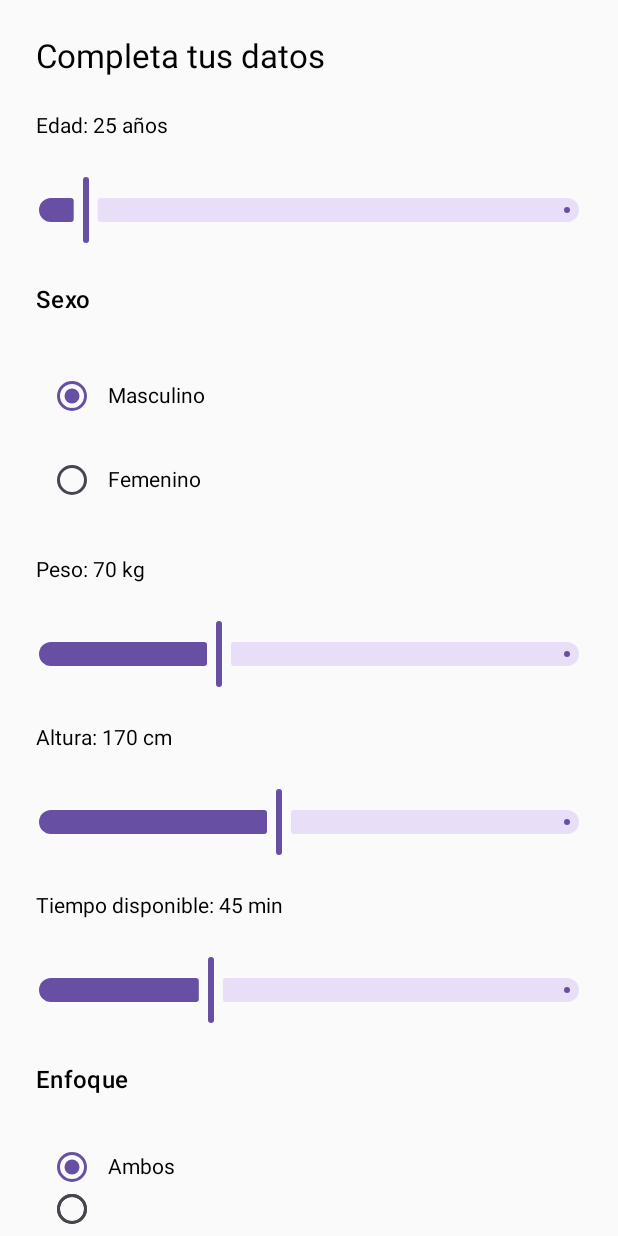
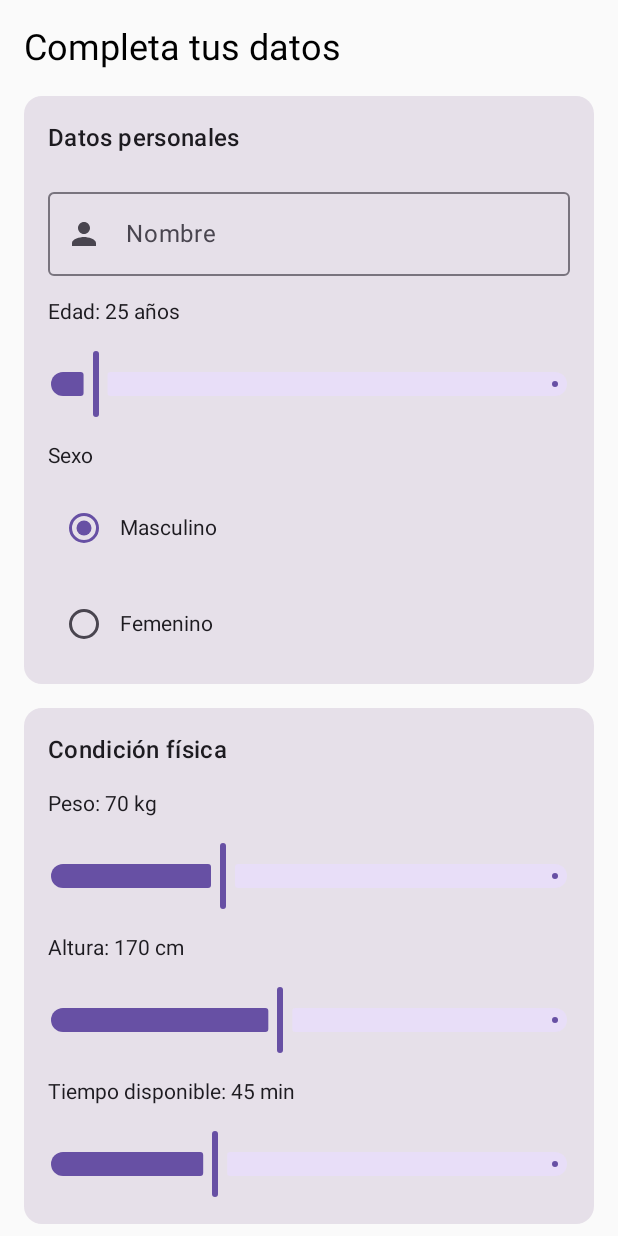
Before and after one commit to AlbaPalacios12/FITAI, an Android app built with Jetpack Compose: the screen it shows after launch (MainActivity), after a tap on "Comenzar", on a phone screen of 412 x 824 dp. Run offline under Robolectric (Android 15) with nearby library versions, the phone set to English and light mode, and no system bars; our stand-ins replace Firebase (no records; nobody signed in at launch, a user with empty details on screens opened directly).

Commit message:
Navegacion ya hacia delante y atras Pantalla de menu y de rutina creadas Se le da formato con cards a la de registro

```diff
--- a/app/build.gradle.kts
+++ b/app/build.gradle.kts
@@ -60,6 +60,7 @@ dependencies {
     implementation(libs.androidx.ui.graphics)
     implementation(libs.androidx.ui.tooling.preview)
     implementation(libs.androidx.material3)
+    implementation(libs.androidx.navigation.compose)
     testImplementation(libs.junit)
     androidTestImplementation(libs.androidx.junit)
     androidTestImplementation(libs.androidx.espresso.core)
--- a/app/src/main/java/com/example/fitai/MainActivity.kt
+++ b/app/src/main/java/com/example/fitai/MainActivity.kt
@@ -1,56 +1,122 @@
 package com.example.fitai
 
+import Registro
 import android.os.Bundle
 import android.util.Log
 import androidx.activity.ComponentActivity
 import androidx.activity.compose.setContent
 import androidx.compose.foundation.layout.Box
 import androidx.compose.foundation.layout.fillMaxSize
+import androidx.compose.material3.CircularProgressIndicator
 import androidx.compose.material3.MaterialTheme
 import androidx.compose.material3.Text
+import androidx.compose.runtime.LaunchedEffect
 import androidx.compose.runtime.getValue
 import androidx.compose.runtime.mutableStateOf
 import androidx.compose.runtime.remember
 import androidx.compose.runtime.setValue
 import androidx.compose.ui.Alignment
 import androidx.compose.ui.Modifier
+import androidx.navigation.compose.NavHost
+import androidx.navigation.compose.composable
+import androidx.navigation.compose.rememberNavController
+import com.example.fitai.data.model.Ejercicio
+import com.example.fitai.data.model.RutinaGenerada
+import com.example.fitai.data.model.Usuario
 import com.example.fitai.ui.theme.screens.PantallaBienvenida
-import com.example.fitai.ui.theme.screens.Registro
+import com.example.fitai.ui.theme.screens.PantallaMenu
+import com.example.fitai.ui.theme.screens.Rutina
 import com.google.firebase.Firebase
 import com.google.firebase.FirebaseApp
 import com.google.firebase.firestore.firestore
+import kotlinx.coroutines.delay
 
 class MainActivity : ComponentActivity() {
     override fun onCreate(savedInstanceState: Bundle?) {
         super.onCreate(savedInstanceState)
+
         FirebaseApp.initializeApp(this)
         setContent {
-            var pantallaActual by remember { mutableStateOf("bienvenida") }
+            //para poder retroceder tenemos que incluir un navController (hay que importar esta dependencia)
+            val navController = rememberNavController()
+            var usuarioRegistrado by remember { mutableStateOf<Usuario?>(null) }
+            var rutinaGenerada by remember { mutableStateOf<RutinaGenerada?>(null) }
+            var ejercicios by remember { mutableStateOf<List<Ejercicio>>(emptyList()) }
 
-            when (pantallaActual) {
-                "bienvenida" -> PantallaBienvenida {
-                    pantallaActual = "registro"
+            //para cargar los ejercicios desde Firestore al iniciar la app
+            LaunchedEffect(Unit) {
+                Firebase.firestore.collection("ejercicios")
+                    .get()
+                    .addOnSuccessListener { result ->
+                        ejercicios = result.toObjects(Ejercicio::class.java)
+                        Log.d("Firestore", "Ejercicios cargados correctamente")
+                    }
+            }
+
+            NavHost(navController = navController, startDestination = "bienvenida") {
+                composable("bienvenida") {
+                    PantallaBienvenida(navController)
                 }
 
-                "registro" -> Registro { datos ->
-                    Firebase.firestore.collection("usuarios")
-                        .add(datos)
-                        .addOnSuccessListener {
-                            Log.d("Firebase", "Usuario guardado")
-                            pantallaActual = "finalizado"
+                composable("registro") {
+                    Registro { datos: Usuario -> //este es el objeto que hemos creado en el registro
+                        // guardamos en Firestore y cambiamos el estado
+                        Firebase.firestore.collection("usuarios")
+                            .add(datos) // aqui añadimos el objeto con los datos del usuario
+                            .addOnSuccessListener {
+                                Log.d("Firebase", "Usuario guardado")
+                                usuarioRegistrado = datos
+                                navController.navigate("finalizado") //con esto informaremos que hemos terminado el registro correctamente
+                            }
+                            .addOnFailureListener {
+                                Log.e("Firebase", "Error al guardar usuario", it)
+                            }
+                    }
+                }
+                composable("finalizado") {
+                    // esto ejecutará después de 2 segundos la pantalla menu automaticamente
+                    LaunchedEffect(Unit) {
+                        delay(2000)
+                        navController.navigate("menu") {
+                            popUpTo("registro") // borra las pantallas que hay entre menu y registro
+                            launchSingleTop = true // para no volver a generar otra instancia de la pantalla menu
                         }
-                        .addOnFailureListener {
-                            Log.e("Firebase", "Error", it)
-                        }
+
+                    }
+                    Box(
+                        modifier = Modifier.fillMaxSize(),
+                        contentAlignment = Alignment.Center
+                    ) {
+                        Text(
+                            "Registro completado correctamente",
+                            style = MaterialTheme.typography.headlineSmall
+                        )
+                    }
+                }
+                composable("menu") {
+                    if (ejercicios.isEmpty()) {
+                        CircularProgressIndicator() // Muestra carga mientras espera
+                    } else {
+                        PantallaMenu(
+                            navController = navController,
+                            ejercicios = ejercicios,
+                            usuario = usuarioRegistrado!!,
+                            nombreUsuario = usuarioRegistrado!!.nombre,
+                            onRutinaGenerada = { nuevaRutina ->
+                                rutinaGenerada = nuevaRutina
+                                navController.navigate("rutina")
+                            }
+                        )
+                    }
                 }
 
-                "finalizado" -> Box(
-                    modifier = Modifier.fillMaxSize(),
-                    contentAlignment = Alignment.Center
-                ) {
-                    Text("Registro completado correctamente", style = MaterialTheme.typography.headlineSmall)
+                composable("rutina") {
+                    rutinaGenerada?.let { rutina ->
+                        Rutina(rutina)
+                    }
                 }
             }
+
+        }
         }
     }
-}
--- /dev/null
+++ b/app/src/main/java/com/example/fitai/data/model/RutinaGenerada.kt
@@ -0,0 +1,6 @@
+package com.example.fitai.data.model
+
+data class RutinaGenerada(
+    val ejercicios: List<EjercicioRutina>,
+    val descansoEntreEjercicios: Int
+)
--- a/app/src/main/java/com/example/fitai/ui/theme/screens/PantallaBienvenida.kt
+++ b/app/src/main/java/com/example/fitai/ui/theme/screens/PantallaBienvenida.kt
@@ -16,9 +16,10 @@ import androidx.compose.ui.Alignment
 import androidx.compose.ui.Modifier
 import androidx.compose.ui.graphics.Color
 import androidx.compose.ui.unit.dp
+import androidx.navigation.NavHostController
 
 @Composable
-    fun PantallaBienvenida(onComenzar: () -> Unit) { //para decidir desde el main que va a pasar cuando se pulse el boton
+    fun PantallaBienvenida(navController: NavHostController) { //para decidir desde el main que va a pasar cuando se pulse el boton
         Column(
             modifier = Modifier
                 .fillMaxSize()
@@ -28,9 +29,9 @@ import androidx.compose.ui.unit.dp
             verticalArrangement = Arrangement.Center
         ) {
             Text("Bienvenido a FitAI", color = Color(0xFFFF3C00), style = MaterialTheme.typography.titleLarge)
-            Text("Confiamos tu proceso", color = Color.White)
+            Text("Confíanos tu proceso", color = Color.White)
             Spacer(modifier = Modifier.height(32.dp))
-            Button(onClick = onComenzar, colors = ButtonDefaults.buttonColors(containerColor = Color(0xFFFF3C00))) {
+            Button(onClick = {navController.navigate("registro")}, colors = ButtonDefaults.buttonColors(containerColor = Color(0xFFFF3C00))) {
                 Text("Comenzar", color = Color.White)
             }
         }
--- a/app/src/main/java/com/example/fitai/ui/theme/screens/Registro.kt
+++ b/app/src/main/java/com/example/fitai/ui/theme/screens/Registro.kt
@@ -1,12 +1,19 @@
-package com.example.fitai.ui.theme.screens
 
 import androidx.compose.foundation.layout.Arrangement
 import androidx.compose.foundation.layout.Column
 import androidx.compose.foundation.layout.Row
 import androidx.compose.foundation.layout.fillMaxSize
+import androidx.compose.foundation.layout.fillMaxWidth
 import androidx.compose.foundation.layout.padding
+import androidx.compose.foundation.rememberScrollState
+import androidx.compose.foundation.verticalScroll
+import androidx.compose.material.icons.Icons
+import androidx.compose.material.icons.filled.Person
 import androidx.compose.material3.Button
+import androidx.compose.material3.Card
+import androidx.compose.material3.Icon
 import androidx.compose.material3.MaterialTheme
+import androidx.compose.material3.OutlinedTextField
 import androidx.compose.material3.RadioButton
 import androidx.compose.material3.Slider
 import androidx.compose.material3.Text
@@ -18,9 +25,11 @@ import androidx.compose.runtime.setValue
 import androidx.compose.ui.Alignment
 import androidx.compose.ui.Modifier
 import androidx.compose.ui.unit.dp
+import com.example.fitai.data.model.Usuario
 
 @Composable
-fun Registro (onFinalizar: (Map<String, Any>) -> Unit) {
+fun Registro (onFinalizar: (Usuario) -> Unit) {
+    var nombre by remember { mutableStateOf("") }
     var edad by remember { mutableStateOf(25f) }
     var peso by remember { mutableStateOf(70f) }
     var altura by remember { mutableStateOf(170f) }
@@ -29,80 +38,108 @@ fun Registro (onFinalizar: (Map<String, Any>) -> Unit) {
     val opcionesSexo = listOf("Masculino", "Femenino")
     var sexoSeleccionado by remember { mutableStateOf("Masculino") }
 
+    val opcionesEnfoque = listOf("Ambos", "Tren Superior", "Tren Inferior")
+    var enfoqueSeleccionado by remember { mutableStateOf("Ambos") }
 
-    var enfoqueSeleccionado by remember { mutableStateOf("Ambos") }
-    val opcionesEnfoque = listOf("Ambos", "Tren Superior", "Tren Inferior")
+    val opcionesNivel = listOf("Principiante", "Intermedio", "Avanzado")
+    var nivelSeleccionado by remember { mutableStateOf("Principiante") }
+
+    val scrollState = rememberScrollState()
 
     Column(
         modifier = Modifier
             .fillMaxSize()
-    .padding(24.dp),
-    verticalArrangement = Arrangement.spacedBy(24.dp)
+            .verticalScroll(scrollState)
+            .padding(16.dp),
+        verticalArrangement = Arrangement.spacedBy(16.dp)
     ) {
-        Text("Completa tus datos", style = MaterialTheme.typography.titleLarge)
+        Text("Completa tus datos", style = MaterialTheme.typography.headlineSmall)
 
-        // Edad
+        // Datos personales
+        Card(modifier = Modifier.fillMaxWidth()) {
+            Column(Modifier.padding(16.dp), verticalArrangement = Arrangement.spacedBy(16.dp)) {
+                Text("Datos personales", style = MaterialTheme.typography.titleMedium)
+
+                OutlinedTextField(
+                    value = nombre,
+                    onValueChange = { nombre = it },
+                    label = { Text("Nombre") },
+                    leadingIcon = { Icon(Icons.Default.Person, contentDescription = null) },
+                    singleLine = true,
+                    modifier = Modifier.fillMaxWidth()
+                )
+
                 Text("Edad: ${edad.toInt()} años")
                 Slider(value = edad, onValueChange = { edad = it }, valueRange = 18f..99f)
 
-        //Sexo
-        Text("Sexo", style = MaterialTheme.typography.titleMedium)
-        Column {
+                Text("Sexo")
                 opcionesSexo.forEach { sexo ->
-                Row(
-                    verticalAlignment = Alignment.CenterVertically,
-                    modifier = Modifier.padding(vertical = 4.dp)
-                ) {
-                    RadioButton(
-                        selected = sexoSeleccionado == sexo,
-                        onClick = { sexoSeleccionado = sexo }
-                    )
+                    Row(verticalAlignment = Alignment.CenterVertically) {
+                        RadioButton(selected = sexoSeleccionado == sexo, onClick = { sexoSeleccionado = sexo })
                         Text(sexo)
                     }
                 }
             }
+        }
 
-        // Peso
+        // Físico
+        Card(modifier = Modifier.fillMaxWidth()) {
+            Column(Modifier.padding(16.dp), verticalArrangement = Arrangement.spacedBy(16.dp)) {
+                Text("Condición física", style = MaterialTheme.typography.titleMedium)
+
                 Text("Peso: ${peso.toInt()} kg")
                 Slider(value = peso, onValueChange = { peso = it }, valueRange = 30f..150f)
 
-        // Altura
                 Text("Altura: ${altura.toInt()} cm")
                 Slider(value = altura, onValueChange = { altura = it }, valueRange = 130f..220f)
 
-        // Tiempo disponible
                 Text("Tiempo disponible: ${tiempo.toInt()} min")
                 Slider(value = tiempo, onValueChange = { tiempo = it }, valueRange = 10f..120f)
+            }
+        }
 
-        //Enfoque
-        Text("Enfoque", style = MaterialTheme.typography.titleMedium)
-        Column {
+        // Objetivo
+        Card(modifier = Modifier.fillMaxWidth()) {
+            Column(Modifier.padding(16.dp), verticalArrangement = Arrangement.spacedBy(16.dp)) {
+                Text("Objetivo de entrenamiento", style = MaterialTheme.typography.titleMedium)
+
+                Text("Enfoque")
                 opcionesEnfoque.forEach { enfoque ->
-                Row(
-                    verticalAlignment = Alignment.CenterVertically,
-                    modifier = Modifier.padding(vertical = 4.dp)
-                ) {
-                    RadioButton(
-                        selected = enfoqueSeleccionado == enfoque,
-                        onClick = { enfoqueSeleccionado = enfoque }
-                    )
+                    Row(verticalAlignment = Alignment.CenterVertically) {
+                        RadioButton(selected = enfoqueSeleccionado == enfoque, onClick = { enfoqueSeleccionado = enfoque })
                         Text(enfoque)
+                    }
+                }
+
+                Text("Nivel")
+                opcionesNivel.forEach { nivel ->
+                    Row(verticalAlignment = Alignment.CenterVertically) {
+                        RadioButton(selected = nivelSeleccionado == nivel, onClick = { nivelSeleccionado = nivel })
+                        Text(nivel)
+                    }
                 }
             }
         }
 
-
-        Button(onClick = {
-            val datos = mapOf(
-                "edad" to edad.toInt(),
-                "sexo" to sexoSeleccionado,
-                "peso" to peso.toInt(),
-                "altura" to altura.toInt(),
-                "tiempo" to tiempo.toInt(),
-                "enfoque" to enfoqueSeleccionado
+        // Botón
+        Button(
+            onClick = {
+                val usuario = Usuario(
+                    nombre = nombre,
+                    edad = edad.toInt(),
+                    sexo = sexoSeleccionado,
+                    peso = peso.toInt(),
+                    altura = altura.toInt(),
+                    tiempo = tiempo.toInt(),
+                    enfoque = enfoqueSeleccionado,
+                    nivel = nivelSeleccionado
                 )
-            onFinalizar(datos)
-        }) {
+                onFinalizar(usuario)
+            },
+            modifier = Modifier
+                .align(Alignment.CenterHorizontally)
+                .padding(top = 8.dp)
+        ) {
             Text("Finalizar")
         }
     }
--- a/gradle/libs.versions.toml
+++ b/gradle/libs.versions.toml
@@ -10,6 +10,7 @@ activityCompose = "1.9.3"
 composeBom = "2024.04.01"
 googleServiceVersion="4.4.2"
 firebaseBom="32.7.0"
+navigationCompose = "2.8.9"
 
 [libraries]
 androidx-core-ktx = { group = "androidx.core", name = "core-ktx", version.ref = "coreKtx" }
@@ -29,6 +30,7 @@ androidx-material3 = { group = "androidx.compose.material3", name = "material3"
 
 firebase-bom = { group = "com.google.firebase", name = "firebase-bom", version.ref = "firebaseBom" }
 firebase-firestore = { group = "com.google.firebase", name = "firebase-firestore-ktx" }
+androidx-navigation-compose = { group = "androidx.navigation", name = "navigation-compose", version.ref = "navigationCompose" }
 
 [plugins]
 android-application = { id = "com.android.application", version.ref = "agp" }
```
Also changed, not shown: app/src/main/java/com/example/fitai/RutinaGenerador.kt (added, +59 -0 lines), app/src/main/java/com/example/fitai/data/model/Ejercicio.kt (added, +8 -0 lines), app/src/main/java/com/example/fitai/data/model/EjercicioRutina.kt (added, +8 -0 lines), app/src/main/java/com/example/fitai/data/model/Usuario.kt (+4 -3 lines), app/src/main/java/com/example/fitai/ui/theme/screens/PantallaMenu.kt (added, +77 -0 lines), app/src/main/java/com/example/fitai/ui/theme/screens/Rutina.kt (added, +71 -0 lines). Lines whose indentation alone changed are shown as unchanged.
